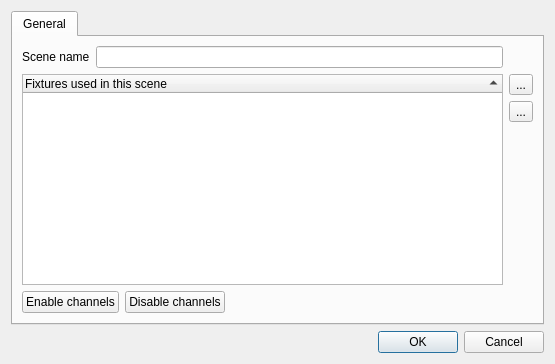
The window that main/sceneeditor.ui (Andersbakken/qlc) describes before a commit, drawn with Qt 5.
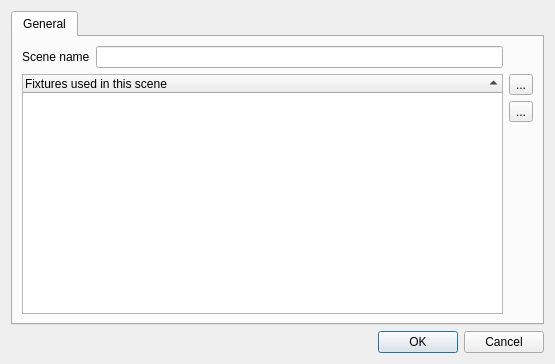
The same window after the commit. Icons and pictures are not drawn.

Commit message: Added color icons to console channels. Added menubar to scene editor, with a color tool for CMY/RGB fixtures, copy/paste and fixture/all enable/disable features.

Diff of the .ui file:
```diff
--- a/main/sceneeditor.ui
+++ b/main/sceneeditor.ui
@@ -30,14 +30,14 @@
          </property>
         </widget>
        </item>
-       <item row="0" column="1" colspan="3" >
+       <item row="0" column="1" >
         <widget class="QLineEdit" name="m_nameEdit" >
          <property name="toolTip" >
           <string>Name of this scene</string>
          </property>
         </widget>
        </item>
-       <item row="1" column="0" colspan="4" >
+       <item row="1" column="0" colspan="2" >
         <widget class="QTreeWidget" name="m_tree" >
          <property name="alternatingRowColors" >
           <bool>true</bool>
@@ -64,7 +64,7 @@
          </column>
         </widget>
        </item>
-       <item row="1" column="4" >
+       <item row="1" column="2" >
         <layout class="QVBoxLayout" name="verticalLayout" >
          <item>
           <widget class="QToolButton" name="m_addFixtureButton" >
@@ -121,51 +121,6 @@
          </item>
         </layout>
        </item>
-       <item row="2" column="0" colspan="2" >
-        <widget class="QPushButton" name="m_enableChannelsButton" >
-         <property name="sizePolicy" >
-          <sizepolicy vsizetype="Fixed" hsizetype="Preferred" >
-           <horstretch>0</horstretch>
-           <verstretch>0</verstretch>
-          </sizepolicy>
-         </property>
-         <property name="toolTip" >
-          <string>Enable all channels in currently selected fixtures</string>
-         </property>
-         <property name="text" >
-          <string>Enable channels</string>
-         </property>
-        </widget>
-       </item>
-       <item row="2" column="2" >
-        <widget class="QPushButton" name="m_disableChannelsButton" >
-         <property name="sizePolicy" >
-          <sizepolicy vsizetype="Fixed" hsizetype="Preferred" >
-           <horstretch>0</horstretch>
-           <verstretch>0</verstretch>
-          </sizepolicy>
-         </property>
-         <property name="toolTip" >
-          <string>Disable all channels in currently selected fixtures</string>
-         </property>
-         <property name="text" >
-          <string>Disable channels</string>
-         </property>
-        </widget>
-       </item>
-       <item row="2" column="3" >
-        <spacer name="horizontalSpacer" >
-         <property name="orientation" >
-          <enum>Qt::Horizontal</enum>
-         </property>
-         <property name="sizeHint" stdset="0" >
-          <size>
-           <width>261</width>
-           <height>23</height>
-          </size>
-         </property>
-        </spacer>
-       </item>
       </layout>
      </widget>
     </widget>
```
Left out of the diff: 40 changed lines with no effect on the pictures. The commit also changes 15 other files.
